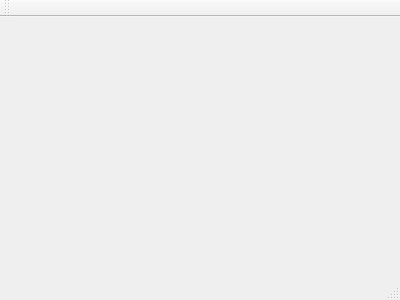
This is src/mainwindow.ui in Bramas/manet-viz as Qt 5 draws it before an edit. The edited form follows.
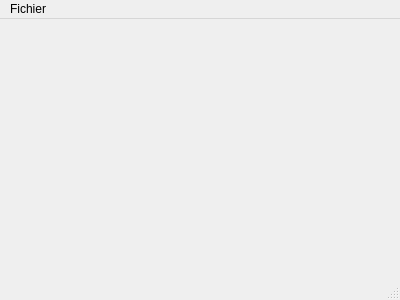
This is the edited form.

```diff
--- a/src/mainwindow.ui
+++ b/src/mainwindow.ui
@@ -20,17 +20,16 @@
      <x>0</x>
      <y>0</y>
      <width>400</width>
-     <height>21</height>
+     <height>22</height>
     </rect>
    </property>
-  </widget>
-  <widget class="QToolBar" name="mainToolBar">
-   <attribute name="toolBarArea">
-    <enum>TopToolBarArea</enum>
-   </attribute>
-   <attribute name="toolBarBreak">
-    <bool>false</bool>
-   </attribute>
+   <widget class="QMenu" name="menuOpen">
+    <property name="title">
+     <string>Fichier</string>
+    </property>
+    <addaction name="actionOpen"/>
+   </widget>
+   <addaction name="menuOpen"/>
   </widget>
   <widget class="QStatusBar" name="statusBar"/>
  </widget>
```
Left out of the diff: 13 changed lines with no effect on the pictures.
